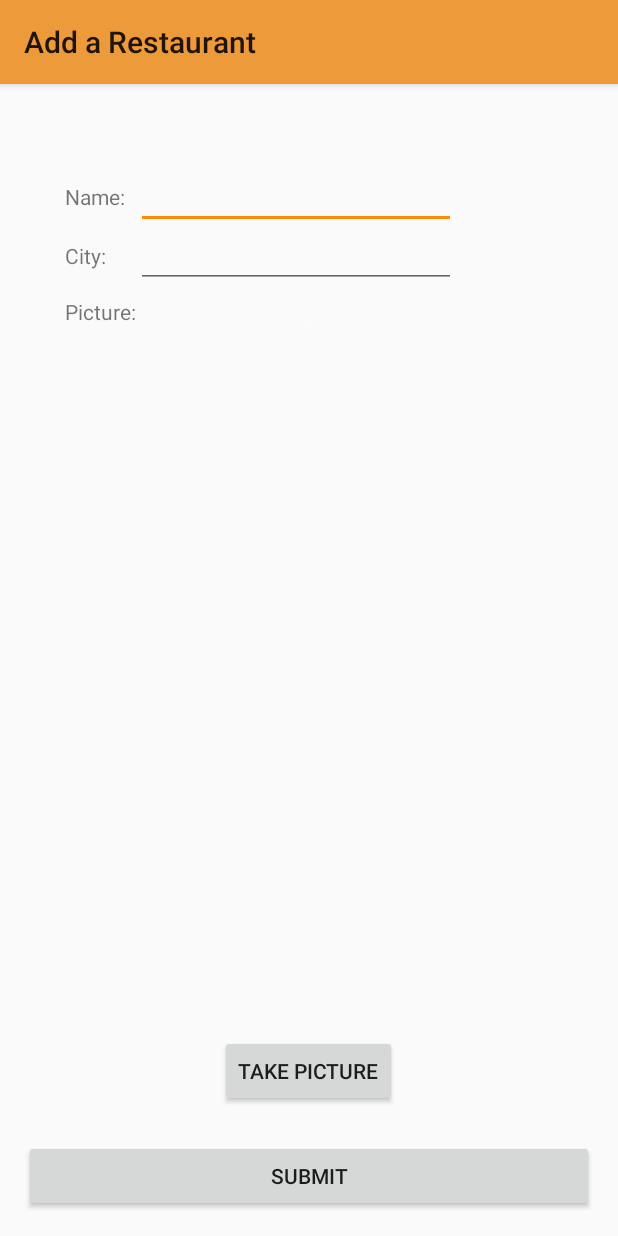
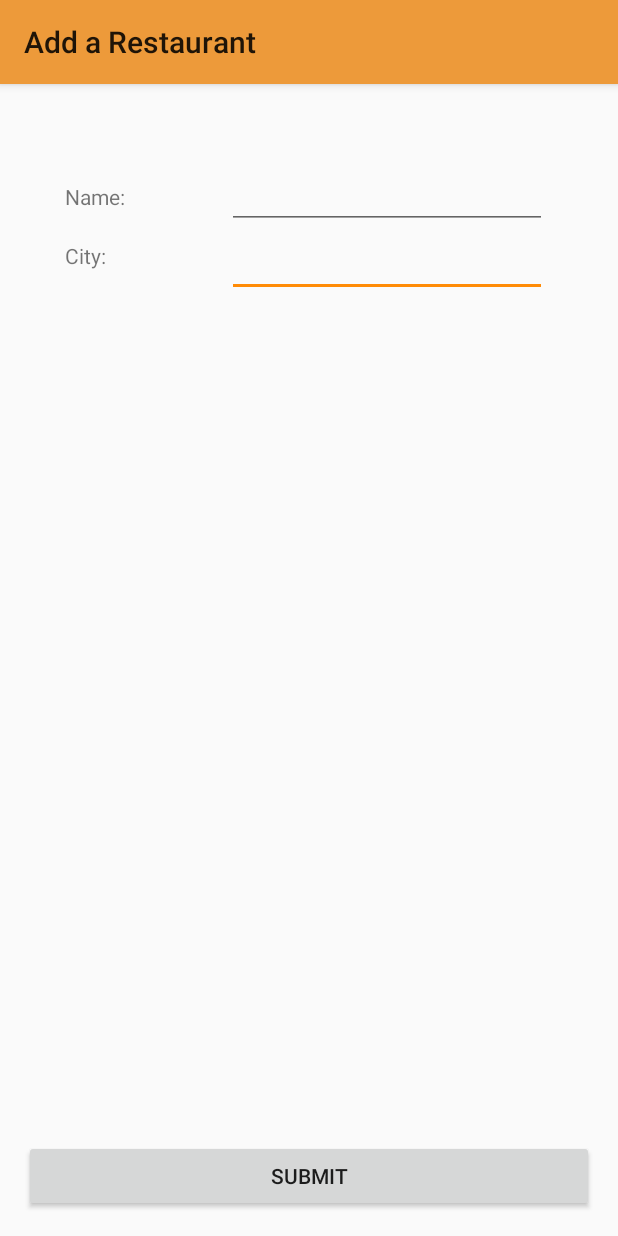
Before and after one commit to alexanderg931/ReviewApp, an Android app: the AddRestaurantActivity screen opened directly, with no data from a screen before it, on a phone screen of 412 x 824 dp. Run offline under Robolectric (Android 15) with nearby library versions, the phone set to English and light mode, and no system bars.

Commit message:
5/13/17 - NULL HANDLING WHERe - also removed picture handling from restaurant, but added to dish

```diff
--- a/app/src/main/java/grant/gawk/reviewapp/AddRestaurantActivity.java
+++ b/app/src/main/java/grant/gawk/reviewapp/AddRestaurantActivity.java
@@ -3,18 +3,12 @@ package grant.gawk.reviewapp;
 
 import android.content.Context;
 import android.content.Intent;
-import android.net.Uri;
 import android.os.Bundle;
 import android.provider.MediaStore;
 import android.support.v7.app.AppCompatActivity;
 import android.view.View;
 import android.view.View.OnClickListener;
 import android.widget.EditText;
-import android.widget.ImageView;
-import android.support.v4.content.FileProvider;
-import android.content.Context;
-import java.io.File;
-import java.io.IOException;
 
 /**
  * <p>
@@ -44,10 +38,8 @@ public class AddRestaurantActivity extends AppCompatActivity implements OnClickL
      *
      * </p>
      */
-    ImageView imageView;
     Context appContext;
     DataAccessObject dao;
-    Uri pictureURI;
     /**
      * <p>
      *     The EditText where the user entered the restaurant name.
@@ -76,7 +68,6 @@ public class AddRestaurantActivity extends AppCompatActivity implements OnClickL
         setContentView(R.layout.activity_add_restaurant);
         setTitle("Add a Restaurant");
         appContext = this.getApplicationContext();
-        imageView = (ImageView) findViewById(R.id.imageView);
         cityName = (EditText) findViewById(R.id.cityName);
         restName = (EditText) findViewById(R.id.restName);
         dao = new DataAccessObject(appContext);
@@ -86,7 +77,6 @@ public class AddRestaurantActivity extends AppCompatActivity implements OnClickL
     @Override
     protected void onResume(){
         dao.open();
-        imageView.setImageURI(pictureURI);
         super.onResume();
     }
 
@@ -114,20 +104,12 @@ public class AddRestaurantActivity extends AppCompatActivity implements OnClickL
     public void onClick(View v)
     {
         switch (v.getId()) {
-            case R.id.takePicture:
-                PictureHandler hans = new PictureHandler(appContext, restName.getText().toString());
-                pictureURI = hans.getPictureURI();
-                Intent openCamera = new Intent(MediaStore.ACTION_IMAGE_CAPTURE);
-                openCamera.putExtra(MediaStore.EXTRA_OUTPUT, pictureURI);
-                startActivityForResult(openCamera, 1);
-                break;
 
             case R.id.btnSubmit:
                 String city = cityName.getText().toString();
                 String restaurant = restName.getText().toString();
-                String picturePath = pictureURI.toString(); //Temporary until we figure out how to store images
 
-                dao.insertRestaurant(picturePath, restaurant, city);
+                dao.insertRestaurant(null, restaurant, city);
 
                 Intent returnToRestaurantList = new Intent(this, RestaurantListActivity.class);
                 startActivity(returnToRestaurantList);
--- a/app/src/main/java/grant/gawk/reviewapp/DataAccessObject.java
+++ b/app/src/main/java/grant/gawk/reviewapp/DataAccessObject.java
@@ -106,7 +106,7 @@ class DataAccessObject {
         Log.d(TAG, cursor.getString(0));
         Log.d(TAG, cursor.getString(1));
         Log.d(TAG, cursor.getString(2));
-        Log.d(TAG, cursor.getString(3));
+//        Log.d(TAG, cursor.getString(3));
         return new Restaurant(cursor.getLong(0), cursor.getString(3), cursor.getString(1), cursor.getString(2));
     }
 
--- a/app/src/main/res/layout/activity_add_restaurant.xml
+++ b/app/src/main/res/layout/activity_add_restaurant.xml
@@ -21,16 +21,6 @@
         android:layout_alignStart="@+id/textView1" />
 
     <TextView
-        android:text="Picture:"
-        android:layout_width="wrap_content"
-        android:layout_height="wrap_content"
-        android:layout_marginTop="18dp"
-        android:id="@+id/textView3"
-        android:layout_below="@+id/textView2"
-        android:layout_alignLeft="@+id/textView2"
-        android:layout_alignStart="@+id/textView2" />
-
-    <TextView
         android:text="Name:"
         android:layout_width="wrap_content"
         android:layout_height="wrap_content"
@@ -42,28 +32,6 @@
         android:layout_alignParentLeft="true"
         android:layout_alignParentStart="true" />
 
-    <EditText
-        android:layout_width="wrap_content"
-        android:layout_height="wrap_content"
-        android:inputType="textPersonName"
-        android:ems="10"
-        android:id="@+id/restName"
-        android:layout_alignBaseline="@+id/textView1"
-        android:layout_alignBottom="@+id/textView1"
-        android:layout_toRightOf="@+id/textView3"
-        android:layout_toEndOf="@+id/textView3" />
-
-    <EditText
-        android:layout_width="wrap_content"
-        android:layout_height="wrap_content"
-        android:inputType="textPersonName"
-        android:ems="10"
-        android:id="@+id/cityName"
-        android:layout_alignBaseline="@+id/textView2"
-        android:layout_alignBottom="@+id/textView2"
-        android:layout_alignLeft="@+id/restName"
-        android:layout_alignStart="@+id/restName" />
-
     <Button
         android:text="Submit"
         android:layout_width="match_parent"
@@ -74,22 +42,27 @@
         android:layout_alignParentLeft="true"
         android:layout_alignParentStart="true" />
 
-    <Button
-        android:text="Take Picture"
+    <EditText
         android:layout_width="wrap_content"
         android:layout_height="wrap_content"
-        android:layout_above="@+id/btnSubmit"
-        android:layout_centerHorizontal="true"
-        android:layout_marginBottom="22dp"
-        android:id="@+id/takePicture"
-        android:onClick="onClick" />
+        android:inputType="textPersonName"
+        android:ems="10"
+        android:id="@+id/cityName"
+        android:layout_below="@+id/restName"
+        android:layout_alignParentRight="true"
+        android:layout_alignParentEnd="true"
+        android:layout_marginRight="31dp"
+        android:layout_marginEnd="31dp" />
 
-    <ImageView
+    <EditText
         android:layout_width="wrap_content"
         android:layout_height="wrap_content"
-        app:srcCompat="@android:color/background_light"
-        android:layout_below="@+id/textView3"
-        android:layout_centerHorizontal="true"
-        android:id="@+id/imageView" />
+        android:inputType="textPersonName"
+        android:ems="10"
+        android:id="@+id/restName"
+        android:layout_alignBaseline="@+id/textView1"
+        android:layout_alignBottom="@+id/textView1"
+        android:layout_alignLeft="@+id/cityName"
+        android:layout_alignStart="@+id/cityName" />
 
 </RelativeLayout>
--- a/app/src/main/res/layout/activity_show_dish.xml
+++ b/app/src/main/res/layout/activity_show_dish.xml
@@ -91,7 +91,7 @@
         android:layout_alignStart="@+id/ratingLabelDisplay" />
 
     <Button
-        android:text="Resubmit Changes"
+        android:text="Submit Changes"
         android:layout_width="wrap_content"
         android:layout_height="wrap_content"
         android:layout_alignParentBottom="true"
```
Also changed, not shown: app/src/main/java/grant/gawk/reviewapp/AddDishActivity.java (+6 -3 lines), app/src/main/java/grant/gawk/reviewapp/ShowDishActivity.java (+9 -1 lines).
